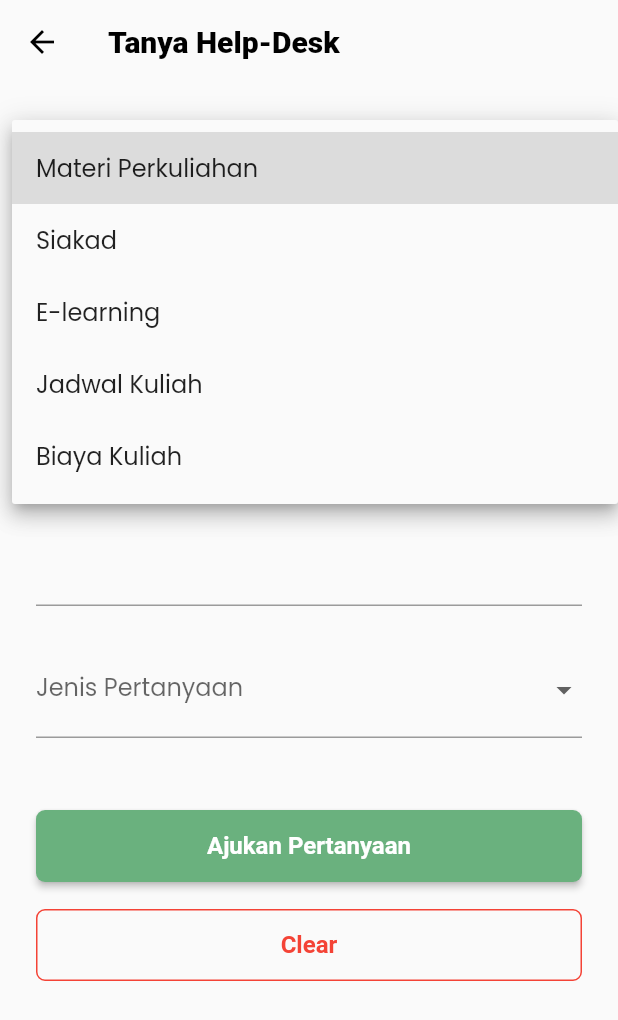
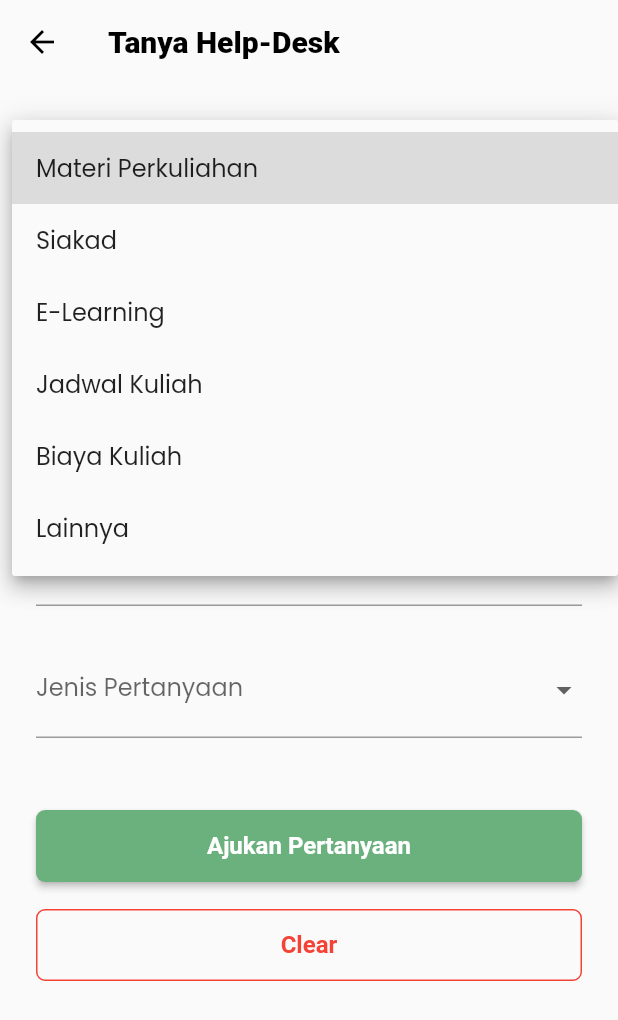
Before and after one commit to ink0rr/pemob-ehelpdesk, a Flutter app: the AskQuestion screen opened directly, after a tap on "Kategori", on a phone screen of 412 x 824 dp. Shown: the top 1020 px of the screen. Run offline on Flutter 3.47's test engine with Material 2 defaults, Android fonts, the phone set to English and light mode, and no system bars; our stand-ins replace cloud_firestore, email_validator, firebase_auth, firebase_core, flutter_hooks, flutter_svg and 2 more; accounts and stored records are empty.

Commit message:
Add others category

```diff
--- a/lib/pages/home/widgets/ask_question.dart
+++ b/lib/pages/home/widgets/ask_question.dart
@@ -17,9 +17,10 @@ class AskQuestion extends HookConsumerWidget {
   final List<String> categories = const [
     'Materi Perkuliahan',
     'Siakad',
-    'E-learning',
+    'E-Learning',
     'Jadwal Kuliah',
     'Biaya Kuliah',
+    'Lainnya'
   ];
 
   final List<String> types = const [
```
